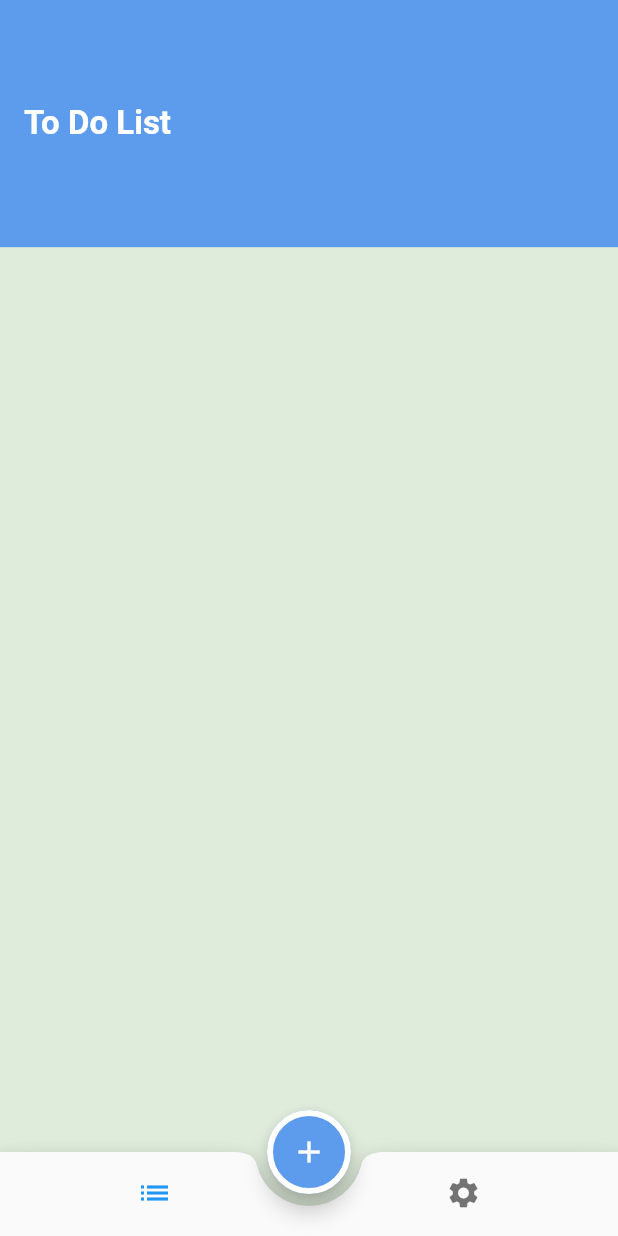
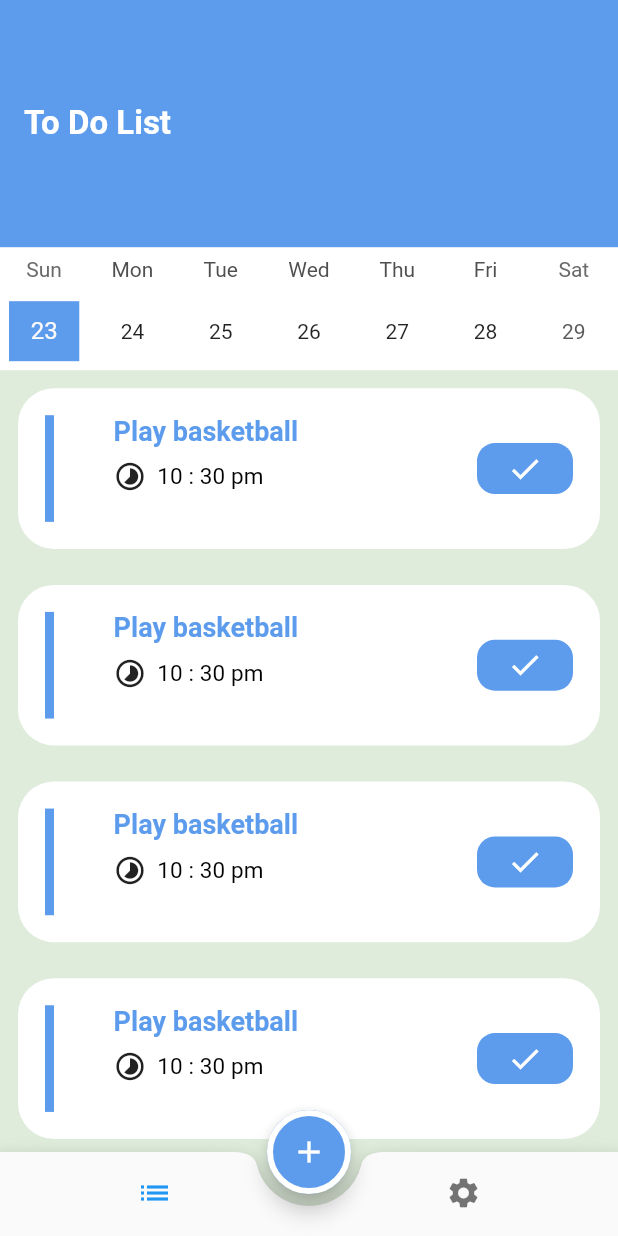
Before and after one commit to mohamedayman474/todo_app, a Flutter app: the screen it shows after launch, on a phone screen of 412 x 824 dp. Run offline on Flutter 3.47's test engine with Material 2 defaults, Android fonts, the phone set to English and light mode, and no system bars; drawn by our look-alikes of table_calendar; our stand-ins replace go_router.

Commit message:
add table calendar and  todo tab

```diff
--- a/lib/core/utils/my_theme_data.dart
+++ b/lib/core/utils/my_theme_data.dart
@@ -14,6 +14,7 @@ class MyThemeData{
     scaffoldBackgroundColor: _accentColorLight,
     appBarTheme: const AppBarTheme(elevation: 0,
         color: _primaryColorLight,
+
         titleTextStyle: TextStyle(color: Colors.white,
             fontSize: 22,fontWeight: FontWeight.bold)),
     textTheme: const TextTheme(titleSmall: TextStyle(color: Colors.black,fontSize: 15,fontWeight: FontWeight.bold),
--- a/lib/features/home/presentation/views/home_view.dart
+++ b/lib/features/home/presentation/views/home_view.dart
@@ -6,6 +6,6 @@ class HomeView extends StatelessWidget {
 
   @override
   Widget build(BuildContext context) {
-      return const HomeViewBody();
+      return HomeViewBody();
   }
 }
--- a/lib/features/home/presentation/views/widgets/home_view_body.dart
+++ b/lib/features/home/presentation/views/widgets/home_view_body.dart
@@ -1,7 +1,21 @@
 import 'package:flutter/material.dart';
+import 'package:todo_app/features/home/presentation/views/widgets/settings_tab.dart';
 
-class HomeViewBody extends StatelessWidget {
-  const HomeViewBody({Key? key}) : super(key: key);
+import 'list_tab.dart';
+
+class HomeViewBody extends StatefulWidget {
+  HomeViewBody({super.key});
+
+  @override
+  State<HomeViewBody> createState() => _HomeViewBodyState();
+}
+
+class _HomeViewBodyState extends State<HomeViewBody> {
+   int selectedIndex = 0;
+
+   List<Widget> tabs = [
+     ListTab(),  SettingsTab()
+  ];
 
   @override
   Widget build(BuildContext context) {
@@ -19,10 +33,18 @@ class HomeViewBody extends StatelessWidget {
       ),
       floatingActionButtonLocation: FloatingActionButtonLocation.centerDocked,
       bottomNavigationBar: BottomAppBar(
+
         shape: const CircularNotchedRectangle(),
         clipBehavior: Clip.antiAlias,
         notchMargin: 8,
         child: BottomNavigationBar(
+          currentIndex: selectedIndex,
+          onTap: (index){
+            selectedIndex = index;
+            setState(() {
+
+            });
+          },
           showSelectedLabels: false,
           showUnselectedLabels: false,
           items: const [
@@ -32,6 +54,7 @@ class HomeViewBody extends StatelessWidget {
           ],
         ),
       ),
+      body: tabs[selectedIndex],
     );
   }
 }
--- /dev/null
+++ b/lib/features/home/presentation/views/widgets/list_tab.dart
@@ -0,0 +1,106 @@
+import 'package:flutter/material.dart';
+import 'package:table_calendar/table_calendar.dart';
+
+class ListTab extends StatefulWidget {
+  @override
+  State<ListTab> createState() => _ListTabState();
+}
+
+class _ListTabState extends State<ListTab> {
+  DateTime selectedDay = DateTime.now();
+
+  DateTime focusedDay = DateTime.now();
+
+  @override
+  Widget build(BuildContext context) {
+    return Column(
+      children: [
+        Container(
+          color: Colors.white,
+          child: TableCalendar(
+              firstDay: DateTime.now().subtract(Duration(days: 365)),
+              lastDay: DateTime.now().add(Duration(days: 365)),
+              focusedDay: focusedDay,
+              selectedDayPredicate: (day) {
+                return isSameDay(selectedDay, day);
+              },
+              onDaySelected: (selectedDay, focusedDay) {
+                setState(() {
+                  this.selectedDay = selectedDay;
+                  this.focusedDay =
+                      focusedDay; // update `_focusedDay` here as well
+                });
+              },
+              headerVisible: false,
+              calendarFormat: CalendarFormat.week,
+              daysOfWeekHeight: 30,
+              daysOfWeekStyle:
+                  const DaysOfWeekStyle(decoration: BoxDecoration(color: Colors.white)),
+              calendarStyle:   CalendarStyle(
+                  isTodayHighlighted: false,
+                  holidayDecoration: const BoxDecoration(color: Colors.white),
+                  defaultDecoration: const BoxDecoration(color: Colors.white),
+                  weekendDecoration: const BoxDecoration(color: Colors.white),
+                  selectedDecoration: BoxDecoration(
+                      color: Theme.of(context).primaryColor)
+
+              )),
+        ),
+        Expanded(
+          child: ListView.builder(
+              itemCount:10 ,
+              itemBuilder: (context,index){
+                return Container(
+                    height: MediaQuery.of(context).size.height*0.13,
+                  margin: const EdgeInsets.all(12),
+                  padding: const EdgeInsets.all(18),
+                  decoration: BoxDecoration(color: Colors.white
+                  ,borderRadius: BorderRadius.circular(24)
+                  ),
+
+                  child: Row(
+                    children: [
+                      Container(
+                        width: 6,
+                        color: Theme.of(context).primaryColor,
+
+                      ),
+                      const Spacer(),
+
+                      Column(
+                        crossAxisAlignment: CrossAxisAlignment.start,
+                        children: [
+                          Text('Play basketball',style: Theme.of(context).textTheme.titleMedium,),
+                          const SizedBox(height: 9,),
+                          Row(
+                            children: [
+                              const Icon(Icons.timelapse_outlined,size: 22,),
+                              const SizedBox(width: 7,),
+                              Text('10 : 30 pm ',style: Theme.of(context).textTheme.titleSmall?.
+                             copyWith(fontWeight: FontWeight.normal),)
+                            ],
+                          )
+                        ],
+                      ),
+                      const Spacer(flex: 3,),
+                      Container(
+                          decoration: BoxDecoration(
+                        color: Theme.of(context).primaryColor,
+                        borderRadius: BorderRadius.circular(12)
+                      ),
+
+                          padding: const EdgeInsets.symmetric(vertical: 5,horizontal: 20),
+                          child: const Icon(Icons.check,color: Colors.white,))
+
+                  ],
+
+                  ),
+                );
+
+          }),
+        )
+
+      ],
+    );
+  }
+}
--- /dev/null
+++ b/lib/features/home/presentation/views/widgets/settings_tab.dart
@@ -0,0 +1,12 @@
+import 'package:flutter/material.dart';
+
+class SettingsTab extends StatelessWidget{
+  const SettingsTab({super.key});
+
+  @override
+  Widget build(BuildContext context) {
+    return Container(
+      color: Colors.red,
+    );
+  }
+}
--- a/pubspec.yaml
+++ b/pubspec.yaml
@@ -29,6 +29,7 @@ environment:
 # versions available, run `flutter pub outdated`.
 dependencies:
   go_router: ^9.0.0
+  table_calendar: ^3.0.9
   flutter:
     sdk: flutter
 
```
Also changed, not shown: pubspec.lock.
